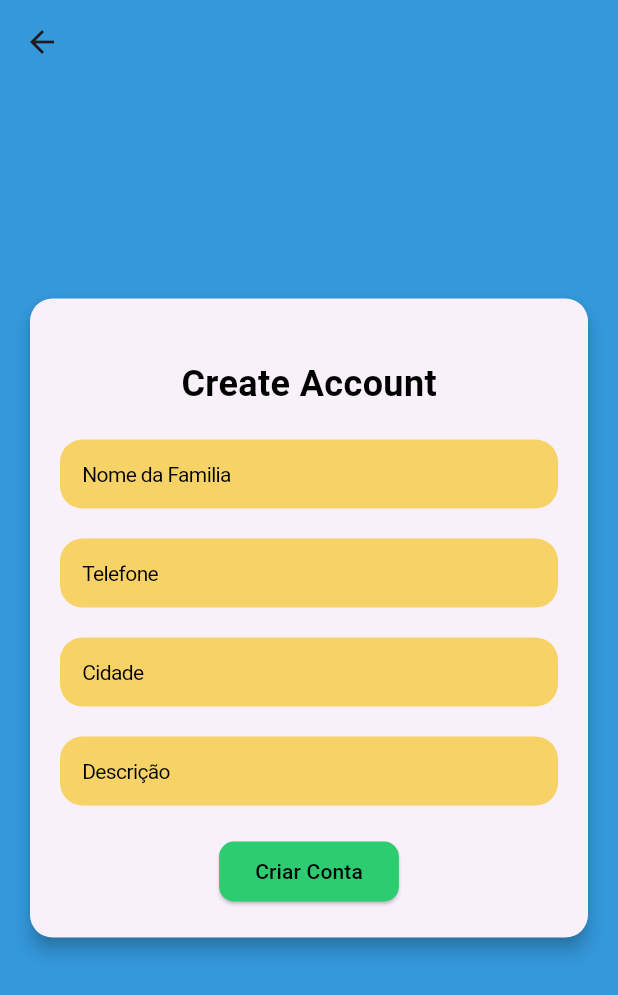
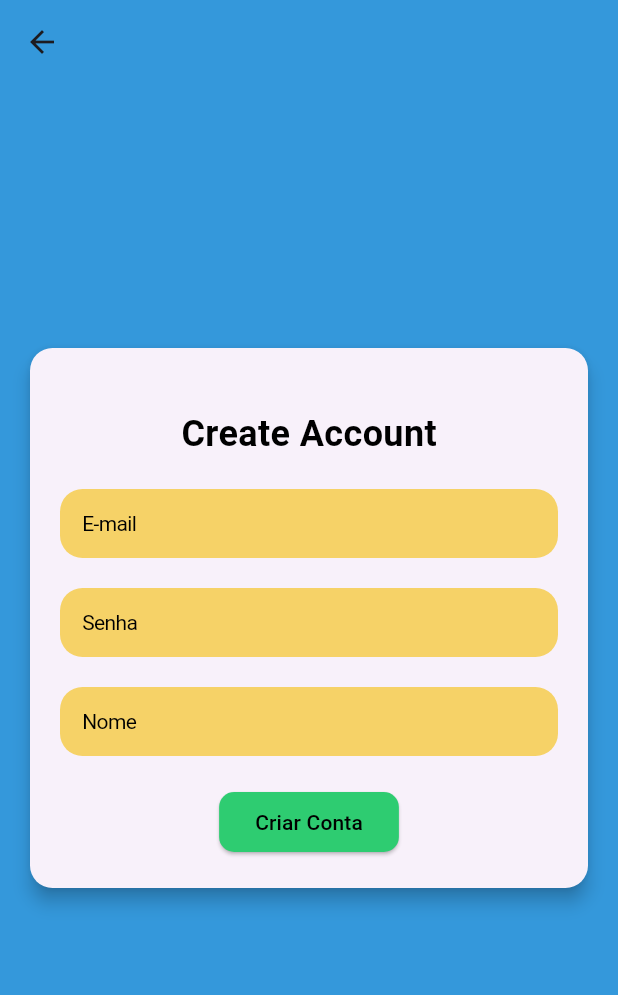
Before and after one commit to IsouRick/AnimalDonation, a Flutter app: the screen it shows after launch, after a tap on "Crie sua Conta", on a phone screen of 412 x 824 dp. Shown: the top 995 px of the screen. Run offline on Flutter 3.47's test engine with Material 3 defaults, Android fonts, the light colour scheme and no system bars; our stand-ins replace firebase_auth, firebase_core; accounts and stored records are empty; network calls fail.

Commit message:
Corrigido erro de login

```diff
--- a/lib/create_account.dart
+++ b/lib/create_account.dart
@@ -1,3 +1,4 @@
+import 'package:doacao_animal/service/authenticator_serv.dart';
 import 'package:flutter/cupertino.dart';
 import 'package:flutter/material.dart';
 
@@ -14,6 +15,15 @@ class _CreateAccountState extends State<CreateAccount>
   late Animation<Offset> _slideAnimation;
   bool _isVisible = false;
 
+  // Controladores para os campos
+  final TextEditingController _emailController = TextEditingController();
+  final TextEditingController _passwordController = TextEditingController();
+  final TextEditingController _cityController = TextEditingController();
+  final TextEditingController _descriptionController = TextEditingController();
+  final TextEditingController _nameController = TextEditingController();
+
+  final AuthenticatorServ _authservice = AuthenticatorServ();
+
   @override
   void initState() {
     super.initState();
@@ -22,13 +32,8 @@ class _CreateAccountState extends State<CreateAccount>
       vsync: this,
     );
 
-    _slideAnimation = Tween<Offset>(
-      begin: const Offset(-1, 0),
-      end: Offset.zero,
-    ).animate(CurvedAnimation(
-      parent: _controller,
-      curve: Curves.easeInOut,
-    ));
+    _slideAnimation = Tween<Offset>(begin: const Offset(-1, 0), end: Offset.zero)
+        .animate(CurvedAnimation(parent: _controller, curve: Curves.easeInOut));
 
     _controller.forward();
 
@@ -42,6 +47,11 @@ class _CreateAccountState extends State<CreateAccount>
   @override
   void dispose() {
     _controller.dispose();
+    _emailController.dispose();
+    _passwordController.dispose();
+    _cityController.dispose();
+    _descriptionController.dispose();
+    _nameController.dispose();
     super.dispose();
   }
 
@@ -49,13 +59,11 @@ class _CreateAccountState extends State<CreateAccount>
   Widget build(BuildContext context) {
     return Scaffold(
       extendBodyBehindAppBar: true,
-
       appBar: AppBar(
-      elevation: 0,
-      backgroundColor: Colors.transparent,
+        elevation: 0,
+        backgroundColor: Colors.transparent,
       ),
       backgroundColor: const Color(0xFF3498DB),
-
       body: Center(
         child: Padding(
           padding: const EdgeInsets.all(16),
@@ -88,39 +96,13 @@ class _CreateAccountState extends State<CreateAccount>
                     AnimatedOpacity(
                       opacity: _isVisible ? 1.0 : 0.0,
                       duration: const Duration(milliseconds: 500),
-                      child: const CupertinoTextField(
-                        padding: EdgeInsets.all(15),
-                        placeholder: "Nome da Familia",
-                        placeholderStyle: TextStyle(
-                          color: Colors.black,
-                          fontSize: 14,
-                        ),
-                        style: TextStyle(
-                          color: Colors.black,
-                          fontSize: 14,
-                        ),
-                        decoration: BoxDecoration(
-                          color: Color.fromARGB(255, 246, 210, 103),
-                          borderRadius: BorderRadius.all(Radius.circular(15)),
-                        ),
-                      ),
-                    ),
-                                        const SizedBox(height: 20),
-                    AnimatedOpacity(
-                      opacity: _isVisible ? 1.0 : 0.0,
-                      duration: const Duration(milliseconds: 500),
-                      child: const CupertinoTextField(
-                        padding: EdgeInsets.all(15),
-                        placeholder: "Telefone",
-                        placeholderStyle: TextStyle(
-                          color: Colors.black,
-                          fontSize: 14,
-                        ),
-                        style: TextStyle(
-                          color: Colors.black,
-                          fontSize: 14,
-                        ),
-                        decoration: BoxDecoration(
+                      child: CupertinoTextField(
+                        controller: _emailController,
+                        padding: const EdgeInsets.all(15),
+                        placeholder: "E-mail",
+                        placeholderStyle: const TextStyle(color: Colors.black, fontSize: 14),
+                        style: const TextStyle(color: Colors.black, fontSize: 14),
+                        decoration: const BoxDecoration(
                           color: Color.fromARGB(255, 246, 210, 103),
                           borderRadius: BorderRadius.all(Radius.circular(15)),
                         ),
@@ -130,18 +112,13 @@ class _CreateAccountState extends State<CreateAccount>
                     AnimatedOpacity(
                       opacity: _isVisible ? 1.0 : 0.0,
                       duration: const Duration(milliseconds: 500),
-                      child: const CupertinoTextField(
-                        padding: EdgeInsets.all(15),
-                        placeholder: "Cidade",
-                        placeholderStyle: TextStyle(
-                          color: Colors.black,
-                          fontSize: 14,
-                        ),
-                        style: TextStyle(
-                          color: Colors.black,
-                          fontSize: 14,
-                        ),
-                        decoration: BoxDecoration(
+                      child: CupertinoTextField(
+                        controller: _passwordController,
+                        padding: const EdgeInsets.all(15),
+                        placeholder: "Senha",
+                        placeholderStyle: const TextStyle(color: Colors.black, fontSize: 14),
+                        style: const TextStyle(color: Colors.black, fontSize: 14),
+                        decoration: const BoxDecoration(
                           color: Color.fromARGB(255, 246, 210, 103),
                           borderRadius: BorderRadius.all(Radius.circular(15)),
                         ),
@@ -151,40 +128,49 @@ class _CreateAccountState extends State<CreateAccount>
                     AnimatedOpacity(
                       opacity: _isVisible ? 1.0 : 0.0,
                       duration: const Duration(milliseconds: 500),
-                      child: const CupertinoTextField(
-                        padding: EdgeInsets.all(15),
-                        placeholder: "Descrição",
-                        placeholderStyle: TextStyle(
-                          color: Colors.black,
-                          fontSize: 14,
-                        ),
-                        style: TextStyle(
-                          color: Colors.black,
-                          fontSize: 14,
-                        ),
-                        decoration: BoxDecoration(
+                      child: CupertinoTextField(
+                        controller: _nameController,
+                        padding: const EdgeInsets.all(15),
+                        placeholder: "Nome",
+                        placeholderStyle: const TextStyle(color: Colors.black, fontSize: 14),
+                        style: const TextStyle(color: Colors.black, fontSize: 14),
+                        decoration: const BoxDecoration(
                           color: Color.fromARGB(255, 246, 210, 103),
                           borderRadius: BorderRadius.all(Radius.circular(15)),
                         ),
                       ),
                     ),
-
                     const SizedBox(height: 20),
                     ElevatedButton(
-                      onPressed: (
-                      ) {
+                      onPressed: () async {
+                        String email = _emailController.text;
+                        String password = _passwordController.text;
+                        String name = _nameController.text;
+                        String city = _cityController.text;
+                        String description = _descriptionController.text;
+
+                        // Chama o método de criação de usuário
+                        String result = await _authservice.createUser(
+                          nome: name,
+                          senha: password,
+                          email: email,
+                        );
+
+                        // Exibe a mensagem de erro ou sucesso
+                        ScaffoldMessenger.of(context).showSnackBar(
+                          SnackBar(content: Text(result)),
+                        );
                       },
                       style: ElevatedButton.styleFrom(
                         backgroundColor: const Color(0xFF2ECC71),
                         shape: RoundedRectangleBorder(
                           borderRadius: BorderRadius.circular(10),
-
                         ),
                       ),
                       child: const Text(
                         "Criar Conta",
-                        style: TextStyle(
-                          color: Colors.black, ),),
+                        style: TextStyle(color: Colors.black),
+                      ),
                     ),
                   ],
                 ),
--- a/lib/login_page.dart
+++ b/lib/login_page.dart
@@ -1,3 +1,4 @@
+import 'package:firebase_auth/firebase_auth.dart';
 import 'package:flutter/cupertino.dart';
 import 'package:flutter/material.dart';
 import 'create_account.dart';
@@ -10,11 +11,14 @@ class LoginPage extends StatefulWidget {
   _LoginPageState createState() => _LoginPageState();
 }
 
-class _LoginPageState extends State<LoginPage>
-    with SingleTickerProviderStateMixin {
+class _LoginPageState extends State<LoginPage> with SingleTickerProviderStateMixin {
   late AnimationController _controller;
   late Animation<Offset> _slideAnimation;
   bool _isVisible = false;
+  bool _isLoading = false; // Para indicar se o login está em progresso
+
+  final TextEditingController _emailController = TextEditingController();
+  final TextEditingController _passwordController = TextEditingController();
 
   @override
   void initState() {
@@ -24,8 +28,7 @@ class _LoginPageState extends State<LoginPage>
       vsync: this,
     );
 
-    _slideAnimation = Tween<Offset>(
-            begin: const Offset(0, 0.5), end: Offset.zero)
+    _slideAnimation = Tween<Offset>(begin: const Offset(0, 0.5), end: Offset.zero)
         .animate(CurvedAnimation(parent: _controller, curve: Curves.easeOut));
 
     _controller.forward();
@@ -42,7 +45,64 @@ class _LoginPageState extends State<LoginPage>
   @override
   void dispose() {
     _controller.dispose();
+    _emailController.dispose();
+    _passwordController.dispose();
     super.dispose();
+  }
+
+  Future<void> _loginUser() async {
+    setState(() {
+      _isLoading = true; // Ativa o carregamento ao tentar o login
+    });
+
+    try {
+      // Tenta autenticar com Firebase
+      await FirebaseAuth.instance.signInWithEmailAndPassword(
+        email: _emailController.text,
+        password: _passwordController.text,
+      );
+
+      // Se a autenticação for bem-sucedida, navega para a Home
+      Navigator.pushReplacement(
+        context,
+        MaterialPageRoute(builder: (context) => const HomePage()),
+      );
+    } on FirebaseAuthException catch (e) {
+      // Exibe a mensagem de erro, com base no código de erro
+      String errorMessage;
+      if (e.code == 'user-not-found') {
+        errorMessage = 'Usuário não encontrado. Verifique seu email.';
+      } else if (e.code == 'wrong-password') {
+        errorMessage = 'Senha incorreta. Tente novamente.';
+      } else if (e.code == 'invalid-email') {
+        errorMessage = 'O email fornecido é inválido.';
+      } else {
+        errorMessage = 'Erro desconhecido: ${e.message}';
+      }
+
+      // Exibe o erro em um alerta
+      _showErrorDialog(errorMessage);
+    } finally {
+      setState(() {
+        _isLoading = false; // Desativa o carregamento após a tentativa de login
+      });
+    }
+  }
+
+  void _showErrorDialog(String message) {
+    showDialog(
+      context: context,
+      builder: (context) => AlertDialog(
+        title: const Text("Erro de Login"),
+        content: Text(message),
+        actions: [
+          TextButton(
+            onPressed: () => Navigator.of(context).pop(),
+            child: const Text("OK"),
+          ),
+        ],
+      ),
+    );
   }
 
   @override
@@ -50,7 +110,7 @@ class _LoginPageState extends State<LoginPage>
     return Scaffold(
       extendBodyBehindAppBar: true,
       appBar: AppBar(
-        title: const Text("Login - trocar por imagem"),
+        title: const Text("Login"),
         elevation: 0,
         backgroundColor: Colors.transparent,
       ),
@@ -79,13 +139,13 @@ class _LoginPageState extends State<LoginPage>
               AnimatedOpacity(
                 opacity: _isVisible ? 1.0 : 0.0,
                 duration: const Duration(milliseconds: 500),
-                child: const CupertinoTextField(
-                  padding: EdgeInsets.all(15),
+                child: CupertinoTextField(
+                  controller: _emailController,
+                  padding: const EdgeInsets.all(15),
                   placeholder: "Digite o seu email",
-                  placeholderStyle:
-                      TextStyle(color: Colors.black, fontSize: 14),
-                  style: TextStyle(color: Colors.black, fontSize: 14),
-                  decoration: BoxDecoration(
+                  placeholderStyle: const TextStyle(color: Colors.black, fontSize: 14),
+                  style: const TextStyle(color: Colors.black, fontSize: 14),
+                  decoration: const BoxDecoration(
                     color: Color(0xFFF7F7F7),
                     borderRadius: BorderRadius.all(Radius.circular(15)),
                   ),
@@ -95,14 +155,14 @@ class _LoginPageState extends State<LoginPage>
               AnimatedOpacity(
                 opacity: _isVisible ? 1.0 : 0.0,
                 duration: const Duration(milliseconds: 700),
-                child: const CupertinoTextField(
-                  padding: EdgeInsets.all(15),
+                child: CupertinoTextField(
+                  controller: _passwordController,
+                  padding: const EdgeInsets.all(15),
                   placeholder: "Digite a sua senha",
                   obscureText: true,
-                  placeholderStyle:
-                      TextStyle(color: Colors.black, fontSize: 14),
-                  style: TextStyle(color: Colors.black, fontSize: 14),
-                  decoration: BoxDecoration(
+                  placeholderStyle: const TextStyle(color: Colors.black, fontSize: 14),
+                  style: const TextStyle(color: Colors.black, fontSize: 14),
+                  decoration: const BoxDecoration(
                     color: Color(0xFFF7F7F7),
                     borderRadius: BorderRadius.all(Radius.circular(15)),
                   ),
@@ -135,7 +195,12 @@ class _LoginPageState extends State<LoginPage>
                   child: CupertinoButton(
                     padding: const EdgeInsets.all(17),
                     color: const Color(0xFF2ECC71),
-                    child: const Text(
+                    onPressed: _isLoading ? null : _loginUser, // Desabilita o botão durante o login
+                    child: _isLoading
+                        ? const CircularProgressIndicator(
+                            color: Colors.black,
+                          )
+                        : const Text(
                             "Acessar",
                             style: TextStyle(
                               color: Colors.black,
@@ -143,12 +208,6 @@ class _LoginPageState extends State<LoginPage>
                               fontWeight: FontWeight.w600,
                             ),
                           ),
-                    onPressed: () {
-                      Navigator.push(
-                        context,
-                        MaterialPageRoute(builder: (context) => const HomePage()),
-                      );
-                    },
                   ),
                 ),
               ),
@@ -162,8 +221,7 @@ class _LoginPageState extends State<LoginPage>
                     onPressed: () {
                       Navigator.push(
                         context,
-                        MaterialPageRoute(
-                            builder: (context) => const CreateAccount()),
+                        MaterialPageRoute(builder: (context) => const CreateAccount()),
                       );
                     },
                     child: const Text(
--- a/lib/main.dart
+++ b/lib/main.dart
@@ -2,13 +2,22 @@ import 'package:flutter/material.dart';
 import 'login_page.dart';
 import 'package:firebase_core/firebase_core.dart';
 import 'firebase_options.dart';
+import 'dart:async';
 
-void main() async {
+Future<void> main() async {
   WidgetsFlutterBinding.ensureInitialized();
-  await Firebase.initializeApp(
-    options: DefaultFirebaseOptions.currentPlatform,
-  );
-  runApp(const MyApp());
+
+  // Executa o app dentro de uma zona protegida para capturar erros globais
+  await runZonedGuarded(() async {
+    await Firebase.initializeApp(
+      options: DefaultFirebaseOptions.currentPlatform,
+    );
+    runApp(const MyApp());
+  }, (error, stackTrace) {
+    // Captura e loga erros globais que ocorrerem na zona
+    print('Erro capturado: $error');
+    print(stackTrace);
+  });
 }
 
 class MyApp extends StatelessWidget {
@@ -23,7 +32,7 @@ class MyApp extends StatelessWidget {
         colorScheme: ColorScheme.fromSeed(seedColor: Colors.deepPurple),
         useMaterial3: true,
       ),
-      home: const LoginPage()
+      home: const LoginPage(),
     );
   }
 }
--- a/pubspec.yaml
+++ b/pubspec.yaml
@@ -37,6 +37,7 @@ dependencies:
   cupertino_icons: ^1.0.8
   firebase_core: ^3.7.0
   firebase_auth: ^5.3.2
+  cloud_firestore: ^5.4.5
 
 
 dev_dependencies:
```
Also changed, not shown: lib/service/authenticator_serv.dart (added, +36 -0 lines), pubspec.lock, 3 other files. Lines whose indentation alone changed are shown as unchanged.
